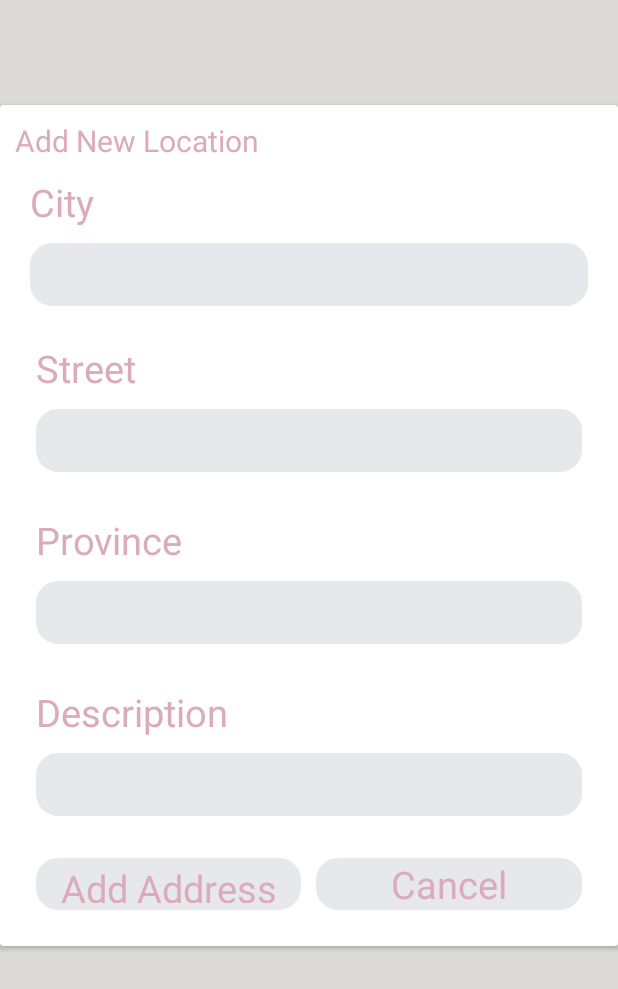
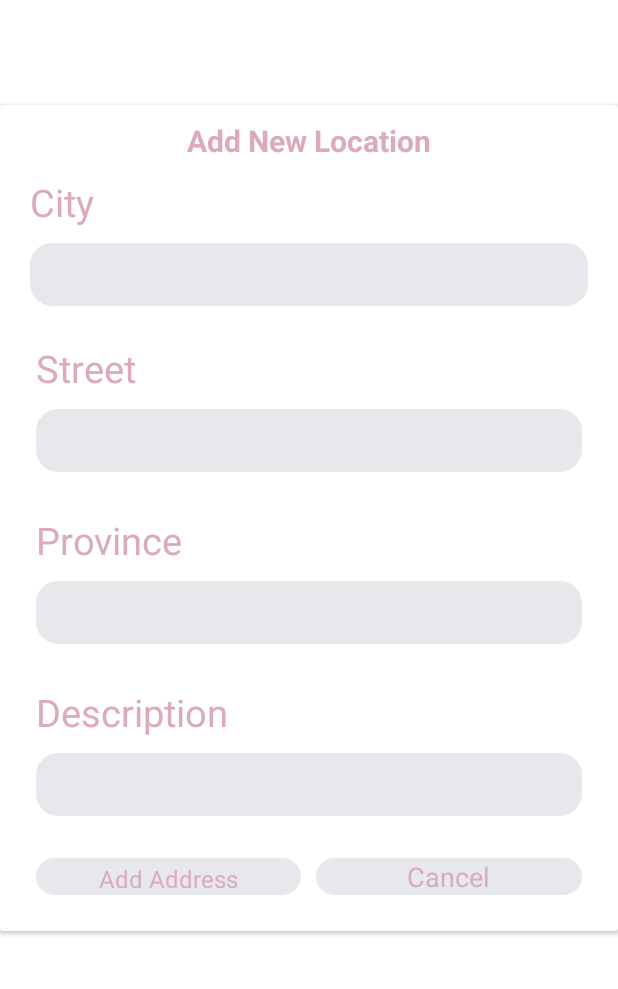
Before and after one commit to JasmineGurung1/Drugstoreskincare-ecommerce, an Android app: the AddAddressActivity screen opened directly, with no data from a screen before it, on a phone screen of 412 x 824 dp. Shown: the top 989 px of the screen. Run offline under Robolectric (Android 15) with nearby library versions, the phone set to English and light mode, and no system bars.

Commit message:
last final

```diff
--- a/app/src/main/res/layout/activity_add_address.xml
+++ b/app/src/main/res/layout/activity_add_address.xml
@@ -5,7 +5,6 @@ xmlns:tools="http://schemas.android.com/tools"
 android:layout_width="match_parent"
 android:layout_height="match_parent"
 android:orientation="vertical"
-    android:background="@color/lightgrey"
 tools:context=".checkOut.address.AddAddressActivity">
 
 
@@ -28,6 +27,8 @@ tools:context=".checkOut.address.AddAddressActivity">
                 android:layout_height="wrap_content"
                 android:text="Add New Location"
                 android:textSize="20sp"
+               android:gravity="center"
+                android:textStyle="bold"
                 android:textColor="@color/Light_pinK"/>
 
 
@@ -153,13 +154,13 @@ tools:context=".checkOut.address.AddAddressActivity">
 
                     <TextView
                         android:layout_width="wrap_content"
-                        android:layout_height="match_parent"
+                        android:layout_height="wrap_content"
                         android:layout_marginTop="3dp"
                         android:layout_marginBottom="4dp"
                         android:gravity="center"
                         android:text="Add Address"
                         android:textColor="@color/Light_pinK"
-                        android:textSize="25dp" />
+                        android:textSize="16dp" />
 
                 </LinearLayout>
 
@@ -179,7 +180,7 @@ tools:context=".checkOut.address.AddAddressActivity">
                         android:layout_height="match_parent"
                         android:text="Cancel"
                         android:textColor="@color/Light_pinK"
-                        android:textSize="25sp" />
+                        android:textSize="18sp" />
 
                 </LinearLayout>
 
--- a/app/src/main/res/layout/item_address.xml
+++ b/app/src/main/res/layout/item_address.xml
@@ -8,6 +8,7 @@
     android:background="@drawable/box_color"
     android:backgroundTint="#F1F6FD"
     android:orientation="horizontal"
+    android:layout_margin="10dp"
 
     android:padding="@dimen/normal_spacing">
 
```
